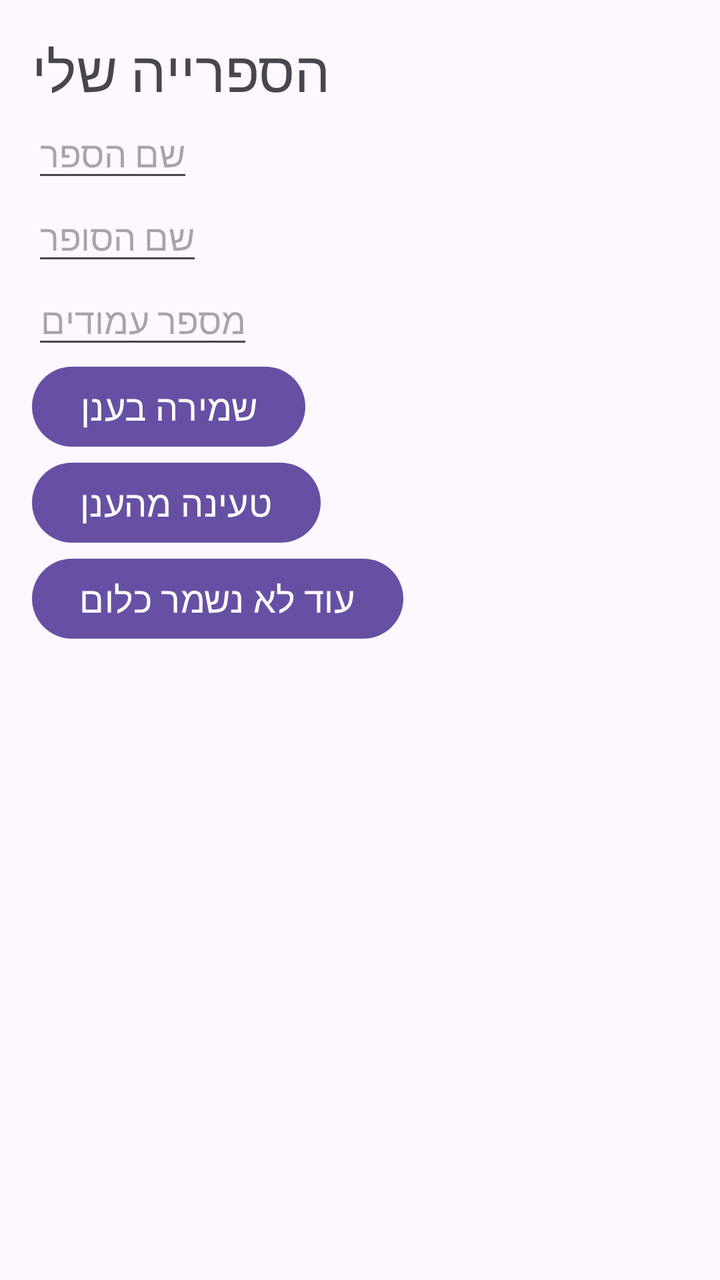
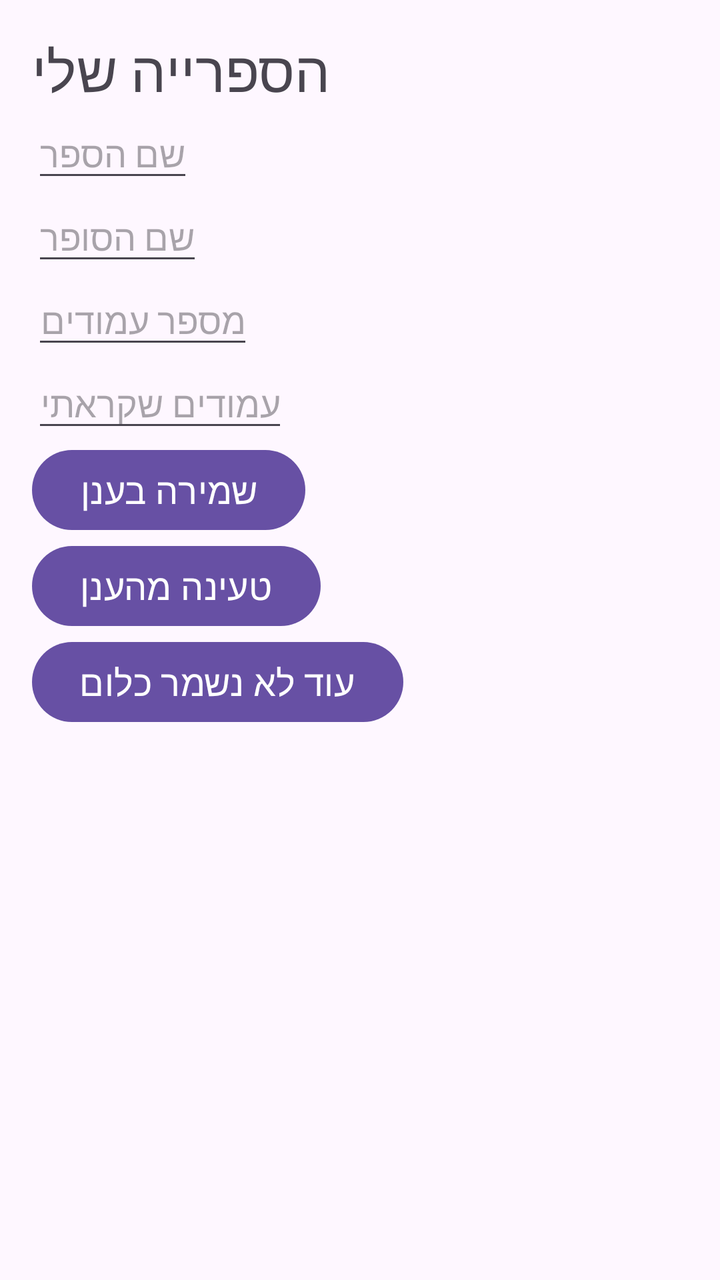

An Android layout rendered at two revisions. The XML below is the earlier revision; the diff shows what the commit changed to produce the second picture.
<!-- AndroidManifest.xml: application theme Theme.MyLibrary -->
<!-- res/layout/activity_main.xml -->
<?xml version="1.0" encoding="utf-8"?>
<LinearLayout xmlns:android="http://schemas.android.com/apk/res/android"
    android:id="@+id/main"
    android:layout_width="match_parent"
    android:layout_height="match_parent"
    android:orientation="vertical"
    android:padding="16dp">

    
    <TextView
        android:id="@+id/teTitle"
        android:layout_width="wrap_content"
        android:layout_height="wrap_content"
        android:text="הספרייה שלי"
        android:textSize="28sp">
    </TextView>

    <EditText
        android:layout_width="wrap_content"
        android:layout_height="wrap_content"
        android:id="@+id/etBook"
        android:inputType="text"
        android:maxLength="4"
        android:hint="שם הספר">
    </EditText>

    <EditText
        android:layout_width="wrap_content"
        android:layout_height="wrap_content"
        android:id="@+id/etAuthur"
        android:inputType="text"
        android:maxLength="4"
        android:hint="שם הסופר">
    </EditText>

    <EditText
        android:layout_width="wrap_content"
        android:layout_height="wrap_content"
        android:id="@+id/etPages"
        android:inputType="number"
        android:maxLength="4"
        android:hint="מספר עמודים">
    </EditText>

    <Button
        android:layout_width="wrap_content"
        android:layout_height="wrap_content"
        android:id="@+id/btnSave"
        android:text="שמירה בענן"
        android:gravity="center"
        android:textSize="18sp">
    </Button>

    <Button
        android:layout_width="wrap_content"
        android:layout_height="wrap_content"
        android:id="@+id/btnLoad"
        android:text="טעינה מהענן"
        android:gravity="center"
        android:textSize="18sp">
    </Button>

    <Button
        android:layout_width="wrap_content"
        android:layout_height="wrap_content"
        android:id="@+id/tvStatus"
        android:text="עוד לא נשמר כלום"
        android:gravity="center"
        android:textSize="18sp">
    </Button>

</LinearLayout>
<!-- resources referenced by this layout -->
<resources>
  <style name="Theme.MyLibrary" parent="Base.Theme.MyLibrary" />
  <style name="Base.Theme.MyLibrary" parent="Theme.Material3.DayNight.NoActionBar">
          
          
      </style>
</resources>

<!-- the commit's change to res/layout/activity_main.xml (unified diff, before → after) -->
@@ -42,6 +42,15 @@
         android:hint="מספר עמודים">
     </EditText>
 
+    <EditText
+        android:layout_width="wrap_content"
+        android:layout_height="wrap_content"
+        android:id="@+id/etRead"
+        android:inputType="number"
+        android:maxLength="4"
+        android:hint="עמודים שקראתי">
+    </EditText>
+
     <Button
         android:layout_width="wrap_content"
         android:layout_height="wrap_content"
